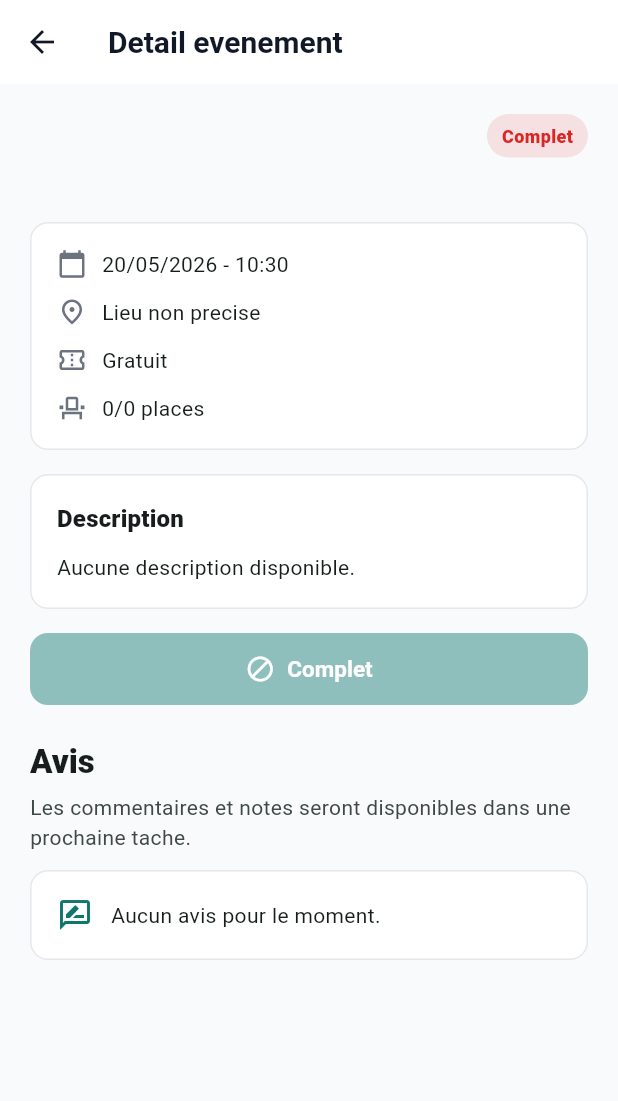
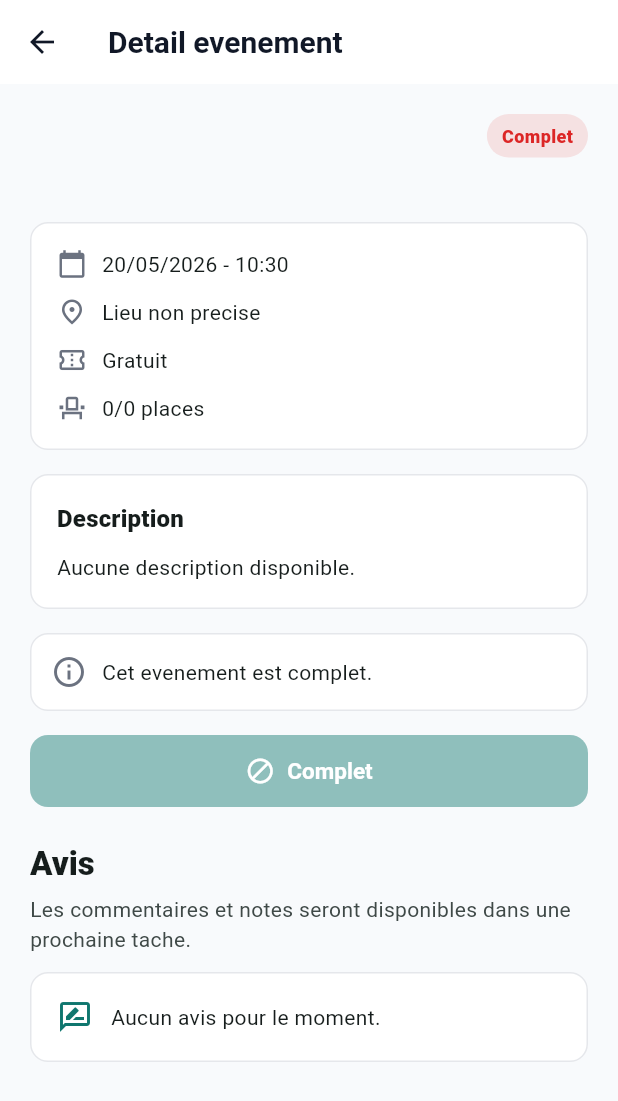
Before and after one commit to Ala-Fredj24/Gestion-des-evenements, a Flutter app: the EventDetailView screen opened directly with empty values, on a phone screen of 412 x 824 dp. Shown: the top 1101 px of the screen. Run offline on Flutter 3.47's test engine with Material 3 defaults, Android fonts, the phone set to English and light mode, and no system bars; our stand-ins replace cloud_firestore, firebase_auth, firebase_core, geolocator; accounts and stored records are empty.

Commit message:
afficher les reservations de l'utilisateur

```diff
--- a/lib/controllers/reservation_controller.dart
+++ b/lib/controllers/reservation_controller.dart
@@ -51,6 +51,9 @@ class ReservationController {
         if (!freshEvent.isUpcoming) {
           throw Exception('Cet evenement est deja passe.');
         }
+        if (freshEvent.isFull) {
+          throw Exception('Cet evenement est complet.');
+        }
         if (freshEvent.seatsAvailable < quantity) {
           throw Exception('Places insuffisantes.');
         }
--- a/lib/views/home/event_detail_view.dart
+++ b/lib/views/home/event_detail_view.dart
@@ -80,6 +80,10 @@ class EventDetailView extends StatelessWidget {
             ),
           ),
           const SizedBox(height: 16),
+          if (!canOpenBooking) ...[
+            _ReservationNotice(event: event),
+            const SizedBox(height: 16),
+          ],
           CustomButton(
             label: canOpenBooking
                 ? 'Reserver'
@@ -112,6 +116,46 @@ class EventDetailView extends StatelessWidget {
           const SizedBox(height: 12),
           const _EmptyReviewsCard(),
         ],
+      ),
+    );
+  }
+}
+
+class _ReservationNotice extends StatelessWidget {
+  final EventModel event;
+
+  const _ReservationNotice({required this.event});
+
+  @override
+  Widget build(BuildContext context) {
+    String message;
+    if (event.id == null) {
+      message = 'Reservation impossible pour cet evenement.';
+    } else if (!event.isActive) {
+      message = 'Cet evenement n est plus disponible.';
+    } else if (!event.isUpcoming) {
+      message = 'Cet evenement est deja passe.';
+    } else if (event.isFull) {
+      message = 'Cet evenement est complet.';
+    } else {
+      message = 'Reservation indisponible pour le moment.';
+    }
+
+    return Card(
+      child: Padding(
+        padding: const EdgeInsets.all(14),
+        child: Row(
+          children: [
+            const Icon(Icons.info_outline, color: AppTheme.textSecondary),
+            const SizedBox(width: 10),
+            Expanded(
+              child: Text(
+                message,
+                style: Theme.of(context).textTheme.bodyMedium,
+              ),
+            ),
+          ],
+        ),
       ),
     );
   }
--- a/lib/widgets/event_card.dart
+++ b/lib/widgets/event_card.dart
@@ -71,6 +71,9 @@ class EventCard extends StatelessWidget {
     if (!event.isActive) {
       return AppTheme.textSecondary;
     }
+    if (!event.isUpcoming) {
+      return AppTheme.textSecondary;
+    }
     if (event.isFull) {
       return AppTheme.error;
     }
```
Also changed, not shown: lib/views/reservation/booking_view.dart (+60 -0 lines), lib/views/user/my_reservations_view.dart (added, +277 -0 lines), lib/views/user/user_home.dart (+11 -0 lines), 1 other file.
